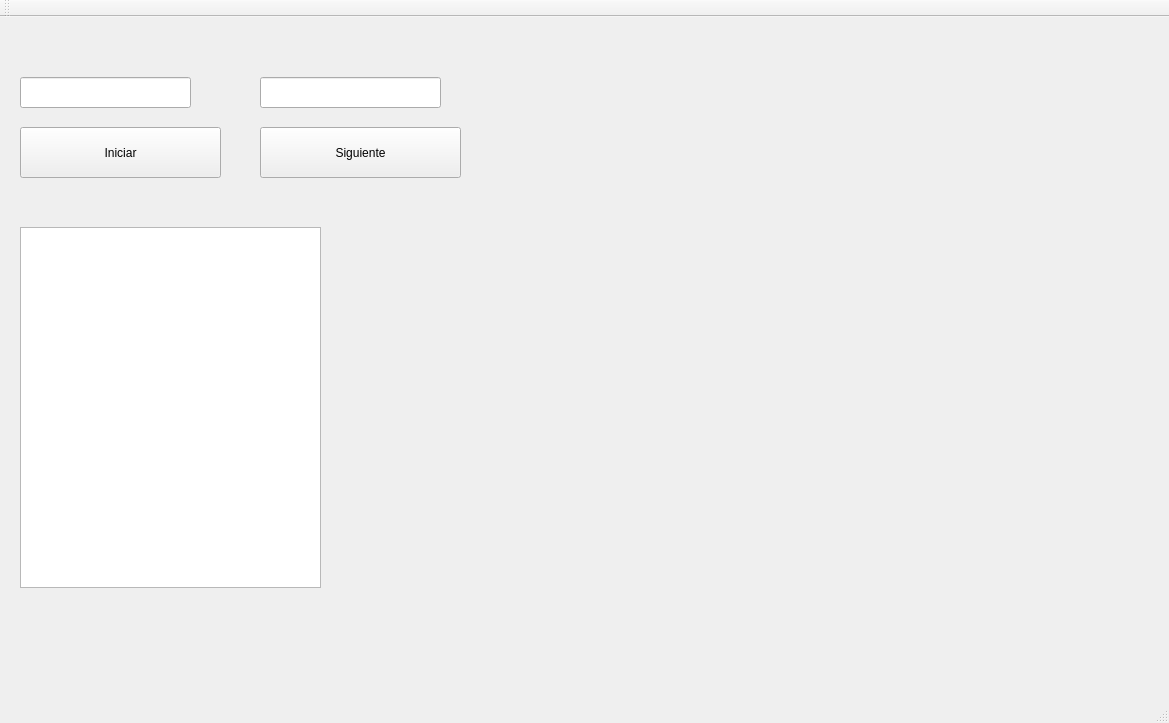
Marvin25ronal/EDD_201602520, file Practica1/mainwindow.ui: the form before one commit.
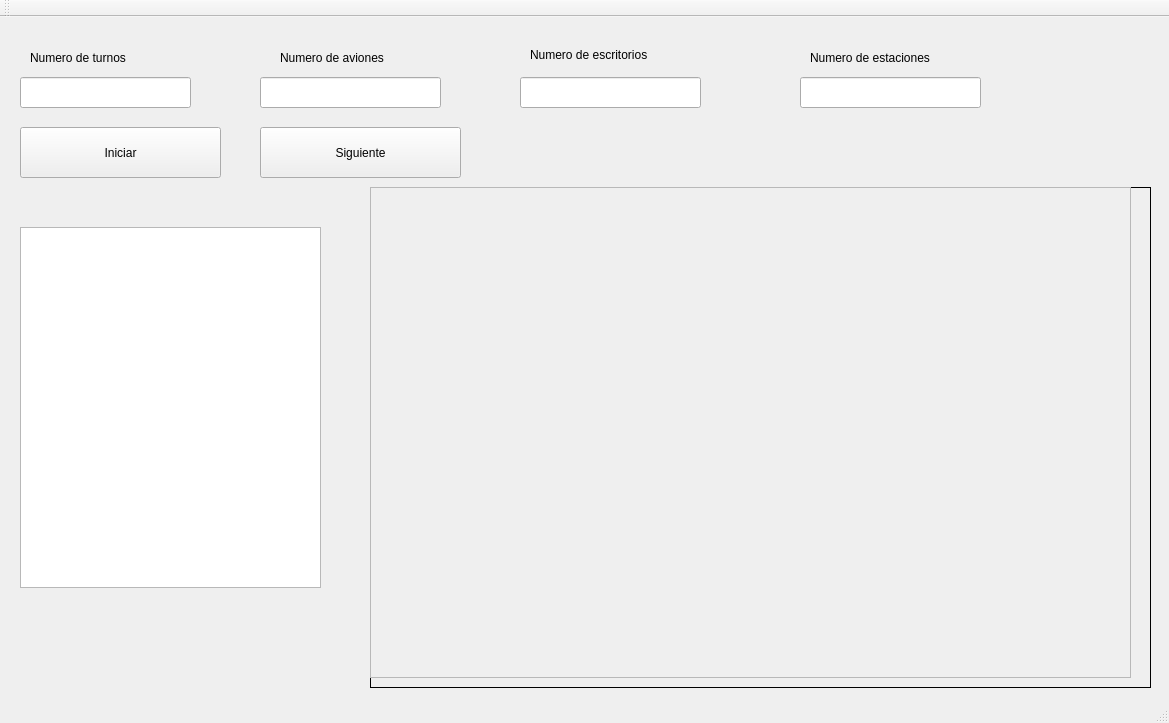
The form after the commit.

Patch:
```diff
--- a/Practica1/mainwindow.ui
+++ b/Practica1/mainwindow.ui
@@ -74,16 +74,120 @@
     <property name="geometry">
      <rect>
       <x>370</x>
-      <y>210</y>
-      <width>761</width>
-      <height>451</height>
+      <y>170</y>
+      <width>781</width>
+      <height>501</height>
      </rect>
     </property>
     <property name="styleSheet">
      <string notr="true">border-image: 0 0 0 0 stretch stretch;</string>
     </property>
+    <property name="frameShape">
+     <enum>QFrame::Panel</enum>
+    </property>
     <property name="text">
      <string/>
+    </property>
+    <property name="scaledContents">
+     <bool>false</bool>
+    </property>
+   </widget>
+   <widget class="QScrollArea" name="scrollArea">
+    <property name="enabled">
+     <bool>true</bool>
+    </property>
+    <property name="geometry">
+     <rect>
+      <x>370</x>
+      <y>170</y>
+      <width>761</width>
+      <height>491</height>
+     </rect>
+    </property>
+    <property name="widgetResizable">
+     <bool>true</bool>
+    </property>
+    <widget class="QWidget" name="scrollAreaWidgetContents">
+     <property name="geometry">
+      <rect>
+       <x>0</x>
+       <y>0</y>
+       <width>759</width>
+       <height>489</height>
+      </rect>
+     </property>
+    </widget>
+   </widget>
+   <widget class="QLineEdit" name="Escritorios">
+    <property name="geometry">
+     <rect>
+      <x>520</x>
+      <y>60</y>
+      <width>181</width>
+      <height>31</height>
+     </rect>
+    </property>
+   </widget>
+   <widget class="QLabel" name="label">
+    <property name="geometry">
+     <rect>
+      <x>30</x>
+      <y>30</y>
+      <width>151</width>
+      <height>21</height>
+     </rect>
+    </property>
+    <property name="text">
+     <string>Numero de turnos</string>
+    </property>
+   </widget>
+   <widget class="QLabel" name="label_2">
+    <property name="geometry">
+     <rect>
+      <x>280</x>
+      <y>30</y>
+      <width>141</width>
+      <height>21</height>
+     </rect>
+    </property>
+    <property name="text">
+     <string>Numero de aviones</string>
+    </property>
+   </widget>
+   <widget class="QLabel" name="label_3">
+    <property name="geometry">
+     <rect>
+      <x>530</x>
+      <y>30</y>
+      <width>161</width>
+      <height>16</height>
+     </rect>
+    </property>
+    <property name="text">
+     <string>Numero de escritorios</string>
+    </property>
+   </widget>
+   <widget class="QLineEdit" name="Estaciones">
+    <property name="geometry">
+     <rect>
+      <x>800</x>
+      <y>60</y>
+      <width>181</width>
+      <height>31</height>
+     </rect>
+    </property>
+   </widget>
+   <widget class="QLabel" name="label_4">
+    <property name="geometry">
+     <rect>
+      <x>810</x>
+      <y>30</y>
+      <width>181</width>
+      <height>21</height>
+     </rect>
+    </property>
+    <property name="text">
+     <string>Numero de estaciones</string>
     </property>
    </widget>
   </widget>
```
